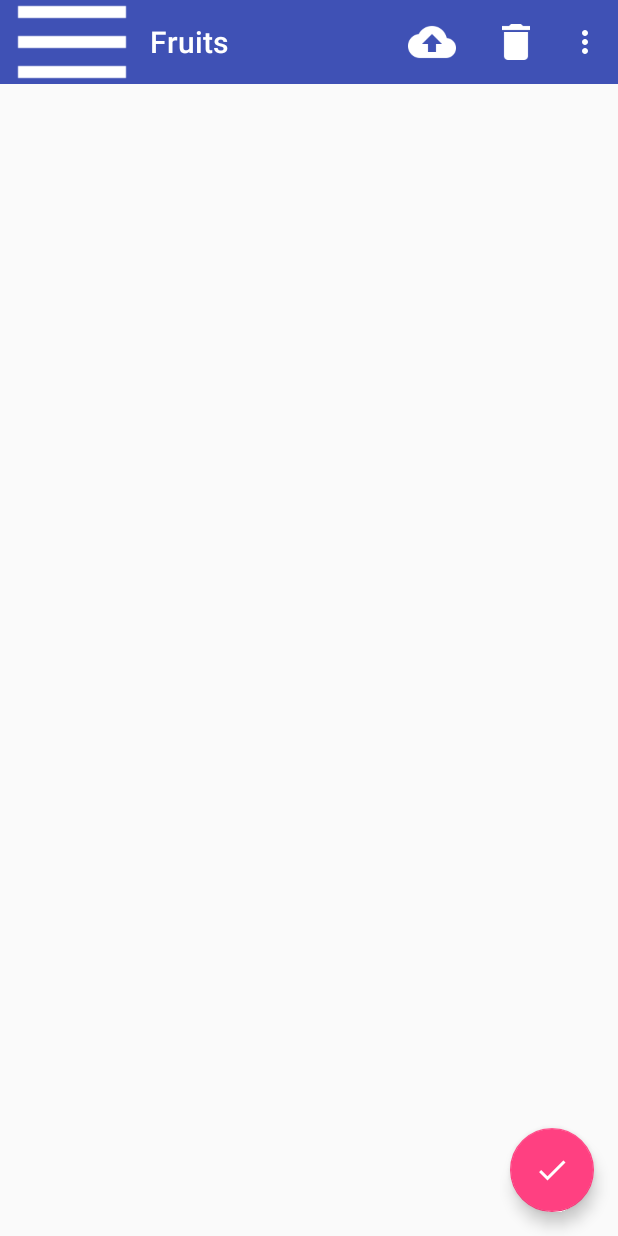
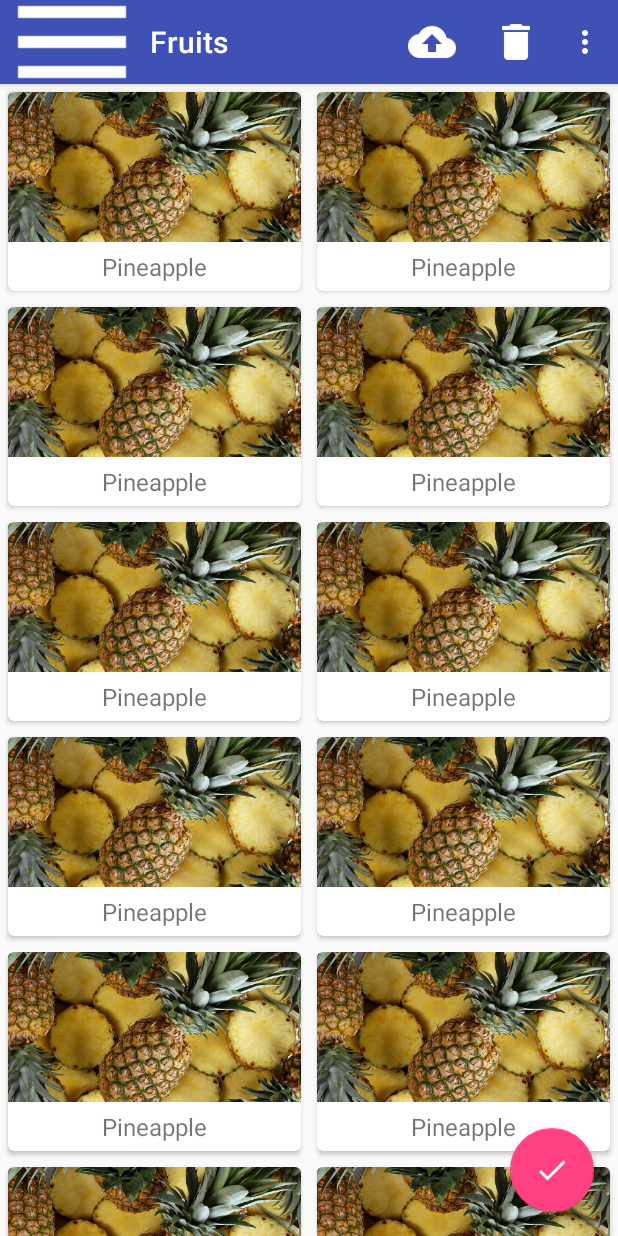
Before and after one commit to xiaobinandroid/MaterialDemo, an Android app: the screen it shows after launch (MainActivity), on a phone screen of 412 x 824 dp. Run offline under Robolectric (Android 15) with nearby library versions, the phone set to English and light mode, and no system bars.

Commit message:
通过CardView来展示水果图片，通过RecyclerView来实现水果列表

```diff
--- a/app/build.gradle
+++ b/app/build.gradle
@@ -28,4 +28,7 @@ dependencies {
     testCompile 'junit:junit:4.12'
     compile 'com.android.support:design:25.0.1'
     compile 'de.hdodenhof:circleimageview:2.1.0'
+    compile 'com.android.support:cardview-v7:25.0.1'
+    compile 'com.android.support:recyclerview-v7:25.0.1'
+    compile 'com.github.bumptech.glide:glide:3.7.0'
 }
--- /dev/null
+++ b/app/src/main/java/com/gml/materialdemo/Fruit.java
@@ -0,0 +1,24 @@
+package com.gml.materialdemo;
+
+/**
+ * Created by JayDragon on 2017/1/4 0004.
+ */
+
+public class Fruit {
+    private String name;
+    private int imageId;
+
+    public Fruit(String name, int imageId) {
+        this.name = name;
+        this.imageId = imageId;
+    }
+
+    public String getName() {
+        return name;
+    }
+
+    public int getImageId() {
+        return imageId;
+    }
+
+}
--- /dev/null
+++ b/app/src/main/java/com/gml/materialdemo/FruitAdapter.java
@@ -0,0 +1,59 @@
+package com.gml.materialdemo;
+
+import android.content.Context;
+import android.support.v7.widget.CardView;
+import android.support.v7.widget.RecyclerView;
+import android.view.LayoutInflater;
+import android.view.View;
+import android.view.ViewGroup;
+import android.widget.ImageView;
+import android.widget.TextView;
+
+import com.bumptech.glide.Glide;
+
+import java.util.List;
+
+/**
+ * Created by JayDragon on 2017/1/4 0004.
+ */
+
+public class FruitAdapter extends RecyclerView.Adapter<FruitAdapter.ViewHolder> {
+    private Context mContext;
+    private List<Fruit> mFruitList;
+    static class ViewHolder extends RecyclerView.ViewHolder{
+        CardView cardView;
+        ImageView fruitImage;
+        TextView fruitName;
+        public ViewHolder(View view) {
+            super(view);
+            cardView=(CardView)view;
+            fruitImage=(ImageView)view.findViewById(R.id.fruit_image);
+            fruitName=(TextView)view.findViewById(R.id.fruit_name);
+        }
+    }
+
+    public FruitAdapter(List<Fruit> fruitList) {
+        this.mFruitList = fruitList;
+    }
+
+    @Override
+    public ViewHolder onCreateViewHolder(ViewGroup parent, int viewType) {
+        if (mContext==null){
+            mContext=parent.getContext();
+        }
+        View view= LayoutInflater.from(mContext).inflate(R.layout.fruit_item,parent,false);
+        return new ViewHolder(view);
+    }
+
+    @Override
+    public void onBindViewHolder(ViewHolder holder, int position) {
+        Fruit fruit=mFruitList.get(position);
+        holder.fruitName.setText(fruit.getName());
+        Glide.with(mContext).load(fruit.getImageId()).into(holder.fruitImage);
+    }
+
+    @Override
+    public int getItemCount() {
+        return mFruitList.size();
+    }
+}
--- a/app/src/main/java/com/gml/materialdemo/MainActivity.java
+++ b/app/src/main/java/com/gml/materialdemo/MainActivity.java
@@ -9,14 +9,30 @@ import android.support.v4.widget.DrawerLayout;
 import android.support.v7.app.ActionBar;
 import android.support.v7.app.AppCompatActivity;
 import android.os.Bundle;
+import android.support.v7.widget.GridLayoutManager;
+import android.support.v7.widget.RecyclerView;
 import android.support.v7.widget.Toolbar;
 import android.view.Menu;
 import android.view.MenuItem;
 import android.view.View;
 import android.widget.Toast;
 
+import java.util.ArrayList;
+import java.util.List;
+import java.util.Random;
+
 public class MainActivity extends AppCompatActivity {
     private DrawerLayout drawerLayout;
+    private Fruit[] fruits={new Fruit("Apple",R.drawable.apple),new Fruit("Banana",R.drawable.banana)
+    ,new Fruit("Orange",R.drawable.orange),new Fruit("Watermelon",R.drawable.watermelon)
+    ,new Fruit("Pear",R.drawable.pear),new Fruit("Grape",R.drawable.grape)
+    ,new Fruit("Pineapple",R.drawable.pineapple),new Fruit("Strawberry",R.drawable.strawberry)
+    ,new Fruit("Cherry",R.drawable.cherry),new Fruit("Mango",R.drawable.mango)};
+
+    private List<Fruit> fruitList=new ArrayList<>();
+
+    private FruitAdapter adapter;
+
 
     @Override
     protected void onCreate(Bundle savedInstanceState) {
@@ -31,10 +47,10 @@ public class MainActivity extends AppCompatActivity {
             @Override
             public void onClick(View view) {
                 Snackbar.make(view,"确定要删除数据？",Snackbar.LENGTH_LONG)
-                        .setAction("取消", new View.OnClickListener() {
+                        .setAction("确定", new View.OnClickListener() {
                             @Override
                             public void onClick(View view) {
-                                Toast.makeText(MainActivity.this, "删除失败！", Toast.LENGTH_SHORT).show();
+                                Toast.makeText(MainActivity.this, "删除成功！", Toast.LENGTH_SHORT).show();
                             }
                         }).show();
 
@@ -53,6 +69,20 @@ public class MainActivity extends AppCompatActivity {
                 return true;
             }
         });
+        initFruits();
+        RecyclerView recyclerView=(RecyclerView)findViewById(R.id.recycler_view);
+        GridLayoutManager layoutManager=new GridLayoutManager(this,2);
+        recyclerView.setLayoutManager(layoutManager);
+        adapter=new FruitAdapter(fruitList);
+        recyclerView.setAdapter(adapter);
+    }
+    private void initFruits(){
+        fruitList.clear();
+        for (int i = 0; i <50 ; i++) {
+            Random random=new Random();
+            int index=random.nextInt(fruits.length);
+            fruitList.add(fruits[index]);
+        }
     }
     @Override
     public boolean onCreateOptionsMenu(Menu menu) {
--- a/app/src/main/res/layout/activity_main.xml
+++ b/app/src/main/res/layout/activity_main.xml
@@ -8,14 +8,25 @@
     <android.support.design.widget.CoordinatorLayout
         android:layout_width="match_parent"
         android:layout_height="match_parent">
+        <android.support.design.widget.AppBarLayout
+            android:layout_width="match_parent"
+            android:layout_height="wrap_content">
+            <android.support.v7.widget.Toolbar
+                android:id="@+id/toolbar"
+                android:layout_width="match_parent"
+                android:layout_height="?attr/actionBarSize"
+                android:background="?attr/colorPrimary"
+                android:theme="@style/ThemeOverlay.AppCompat.Dark.ActionBar"
+                app:popupTheme="@style/ThemeOverlay.AppCompat.Light"
+                app:layout_scrollFlags="scroll|enterAlways|snap"/>
+        </android.support.design.widget.AppBarLayout>
 
-        <android.support.v7.widget.Toolbar
-            android:id="@+id/toolbar"
+
+        <android.support.v7.widget.RecyclerView
+            android:id="@+id/recycler_view"
             android:layout_width="match_parent"
-            android:layout_height="?attr/actionBarSize"
-            android:background="?attr/colorPrimary"
-            android:theme="@style/ThemeOverlay.AppCompat.Dark.ActionBar"
-            app:popupTheme="@style/ThemeOverlay.AppCompat.Light" />
+            android:layout_height="match_parent"
+            app:layout_behavior="@string/appbar_scrolling_view_behavior"/>
         <android.support.design.widget.FloatingActionButton
             android:id="@+id/fab"
             android:layout_width="wrap_content"
--- /dev/null
+++ b/app/src/main/res/layout/fruit_item.xml
@@ -0,0 +1,26 @@
+<?xml version="1.0" encoding="utf-8"?>
+<android.support.v7.widget.CardView
+    xmlns:android="http://schemas.android.com/apk/res/android"
+    xmlns:app="http://schemas.android.com/apk/res-auto"
+    android:layout_width="match_parent"
+    android:layout_height="wrap_content"
+    android:layout_margin="5dp"
+    app:cardCornerRadius="4dp">
+    <LinearLayout
+        android:orientation="vertical"
+        android:layout_width="match_parent"
+        android:layout_height="wrap_content">
+        <ImageView
+            android:id="@+id/fruit_image"
+            android:layout_width="match_parent"
+            android:layout_height="100dp"
+            android:scaleType="centerCrop"/>
+        <TextView
+            android:id="@+id/fruit_name"
+            android:layout_width="wrap_content"
+            android:layout_height="wrap_content"
+            android:layout_gravity="center_horizontal"
+            android:layout_margin="5dp"
+            android:textSize="16sp"/>
+    </LinearLayout>
+</android.support.v7.widget.CardView>
```
Also changed, not shown: app/src/main/res/drawable/banana.jpg (added), app/src/main/res/drawable/cherry.jpg (added), app/src/main/res/drawable/grape.jpg (added), app/src/main/res/drawable/mango.jpg (added), app/src/main/res/drawable/orange.jpg (added), app/src/main/res/drawable/pear.png (added), app/src/main/res/drawable/pineapple.jpg (added), app/src/main/res/drawable/strawberry.jpg (added), app/src/main/res/drawable/watermelon.jpg (added), 1 other file.
